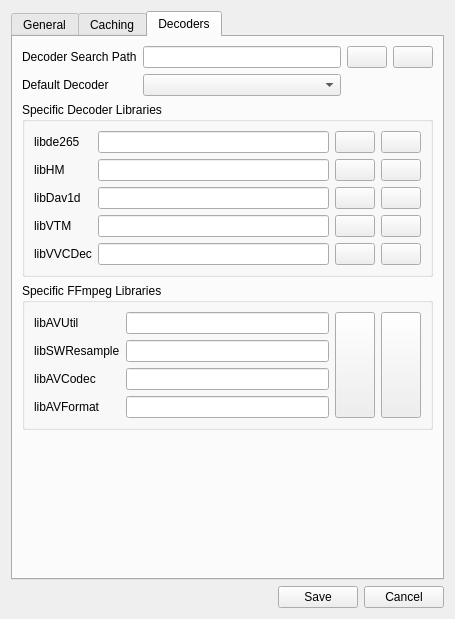
The window that YUViewLib/ui/settingsDialog.ui (1div0/YUView) describes before a commit, drawn with Qt 5.
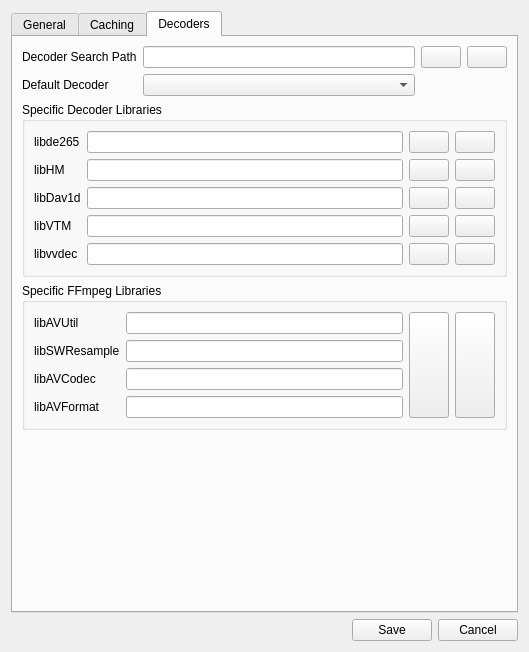
The same window after the commit. The open tabs and pages were chosen to show the change. Icons and pictures are not drawn. Custom widgets are drawn as their Qt base class.

Patch:
```diff
--- a/YUViewLib/ui/settingsDialog.ui
+++ b/YUViewLib/ui/settingsDialog.ui
@@ -6,8 +6,8 @@
    <rect>
     <x>0</x>
     <y>0</y>
-    <width>433</width>
-    <height>619</height>
+    <width>529</width>
+    <height>652</height>
    </rect>
   </property>
   <property name="windowTitle">
@@ -1083,7 +1083,7 @@
           <item row="4" column="0">
            <widget class="QLabel" name="labelLibVVCDec">
             <property name="text">
-             <string>libVVCDec</string>
+             <string>libvvdec</string>
             </property>
            </widget>
           </item>
```
Left out of the diff: 20 changed lines with no effect on the pictures.
